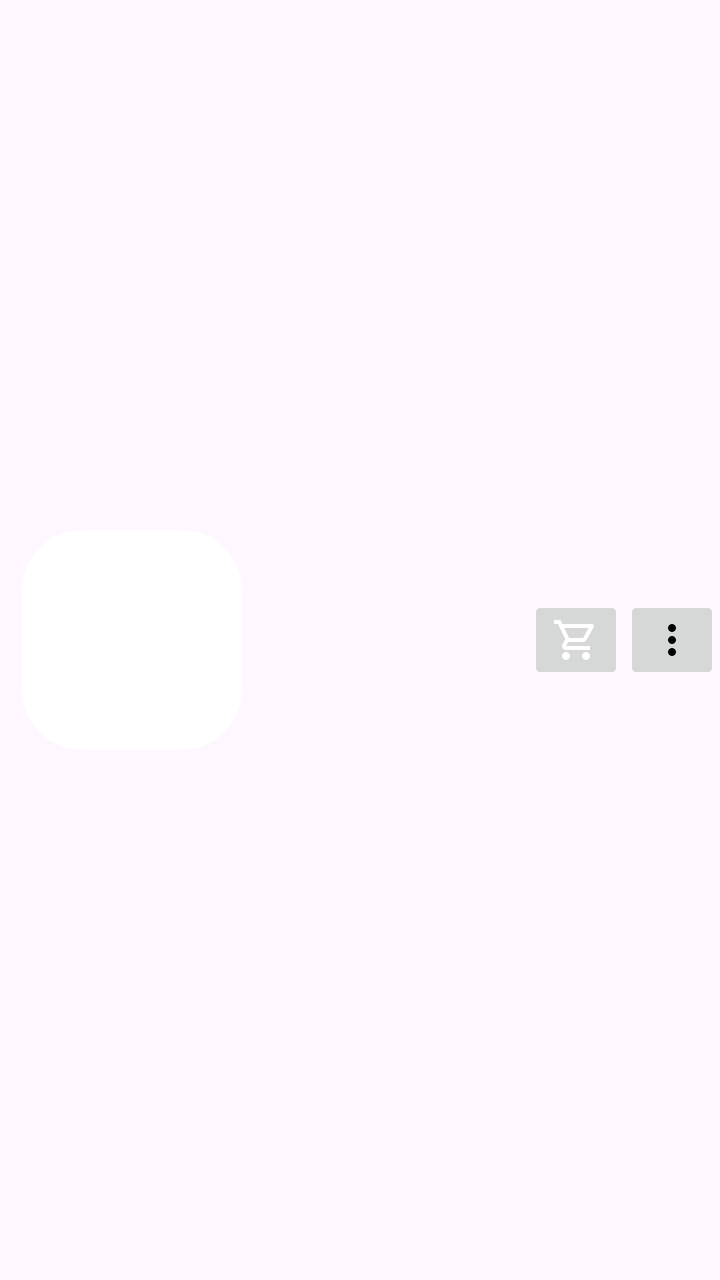
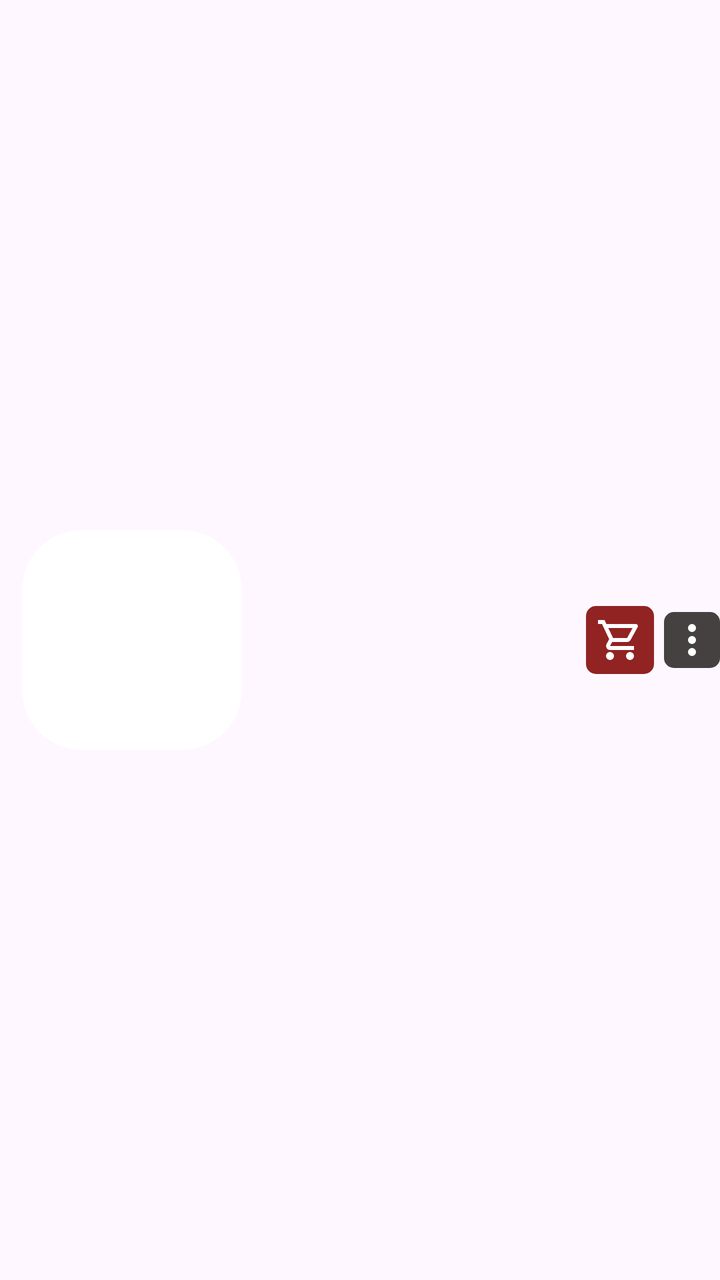

The first picture is an Android layout as it rendered before a commit; the second is the same layout after the commit. The layout source and the unified diff follow.
<!-- AndroidManifest.xml: application theme Theme.FastMart -->
<!-- res/layout/favourite_item_layout.xml -->
<?xml version="1.0" encoding="utf-8"?>
<androidx.constraintlayout.widget.ConstraintLayout xmlns:android="http://schemas.android.com/apk/res/android"
    android:layout_width="match_parent"
    android:layout_height="wrap_content"
    xmlns:app="http://schemas.android.com/apk/res-auto">
    <androidx.cardview.widget.CardView
        android:id="@+id/fav_img_section"
        android:layout_width="wrap_content"
        android:layout_height="wrap_content"
        app:cardElevation="0dp"
        app:cardCornerRadius="30dp"
        app:cardUseCompatPadding="true"
        app:contentPadding="20dp"
        android:layout_gravity="center"
        app:layout_constraintStart_toStartOf="parent"
        app:layout_constraintTop_toTopOf="parent"
        app:layout_constraintBottom_toBottomOf="parent"
        app:layout_constraintEnd_toStartOf="@id/fav_pricing_section"
        app:layout_constraintHorizontal_chainStyle="spread_inside"
        >
        <ImageView
            android:id="@+id/fav_item_img"
            android:layout_width="70dp"
            android:layout_height="70dp"
            android:contentDescription="@string/image_description"
            android:layout_gravity="center"
            />
    </androidx.cardview.widget.CardView>
    <LinearLayout
        android:id="@+id/fav_pricing_section"
        android:layout_width="0dp"
        android:layout_height="wrap_content"
        android:orientation="vertical"
        app:layout_constraintStart_toEndOf="@id/fav_img_section"
        app:layout_constraintEnd_toStartOf="@id/fav_button_section"
        app:layout_constraintTop_toTopOf="parent"
        app:layout_constraintBottom_toBottomOf="parent"
        app:layout_constraintHorizontal_weight="0.4"
        >
        <TextView
            android:id="@+id/fav_original_item_price"
            android:layout_width="wrap_content"
            android:layout_height="wrap_content"
            android:textAlignment="viewStart"
            android:textStyle="bold"
            android:fontFamily="sans-serif-black"
            android:textSize="15sp"
            />
        <TextView
            android:id="@+id/fav_discounted_item_price"
            android:layout_width="wrap_content"
            android:layout_height="wrap_content"
            android:textAlignment="viewStart"
            android:fontFamily="sans-serif"
            android:textSize="11sp"
            android:visibility="gone"
            />
        <TextView
            android:id="@+id/fav_item_name"
            android:layout_width="wrap_content"
            android:layout_height="wrap_content"
            android:textAlignment="viewStart"
            android:fontFamily="sans-serif"
            android:textSize="11sp"
            />
        <LinearLayout
            android:layout_width="wrap_content"
            android:layout_height="wrap_content"
            android:orientation="horizontal"
            >
            <TextView
                android:id="@+id/fav_item_model"
                android:layout_width="wrap_content"
                android:layout_height="wrap_content"
                android:textAlignment="viewStart"
                android:fontFamily="sans-serif"
                android:textSize="11sp"
                />
            <TextView
                android:id="@+id/fav_item_color"
                android:layout_width="wrap_content"
                android:layout_height="wrap_content"
                android:textAlignment="viewStart"
                android:fontFamily="sans-serif"
                android:textSize="11sp"
                android:layout_marginStart="10dp"
                />
        </LinearLayout>
    </LinearLayout>
    <LinearLayout
        android:id="@+id/fav_button_section"
        android:layout_width="wrap_content"
        android:layout_height="match_parent"
        android:orientation="horizontal"
        android:gravity="center"
        app:layout_constraintStart_toEndOf="@id/fav_pricing_section"
        app:layout_constraintTop_toTopOf="parent"
        app:layout_constraintBottom_toBottomOf="parent"
        app:layout_constraintEnd_toEndOf="parent"
        app:layout_constraintVertical_bias="0.7"
        >
        <ImageButton
            android:id="@+id/fav_to_cart"
            android:layout_width="wrap_content"
            android:layout_height="wrap_content"
            android:src="@drawable/shopping"
            android:contentDescription="@string/cart_nav"
            />
        <ImageButton
            android:id="@+id/fav_more"
            android:layout_width="wrap_content"
            android:layout_height="wrap_content"
            android:src="@drawable/more"
            android:contentDescription="@string/more_icon_desc"
            />
    </LinearLayout>

</androidx.constraintlayout.widget.ConstraintLayout>
<!-- resources referenced by this layout -->
<resources>
  <!-- drawable more (drawable) -->
  <vector xmlns:android="http://schemas.android.com/apk/res/android"
      android:width="24dp"
      android:height="24dp"
      android:viewportWidth="960"
      android:viewportHeight="960">
    <path
        android:pathData="M480,800q-33,0 -56.5,-23.5T400,720q0,-33 23.5,-56.5T480,640q33,0 56.5,23.5T560,720q0,33 -23.5,56.5T480,800ZM480,560q-33,0 -56.5,-23.5T400,480q0,-33 23.5,-56.5T480,400q33,0 56.5,23.5T560,480q0,33 -23.5,56.5T480,560ZM480,320q-33,0 -56.5,-23.5T400,240q0,-33 23.5,-56.5T480,160q33,0 56.5,23.5T560,240q0,33 -23.5,56.5T480,320Z"
        android:fillColor="#000000"/>
  </vector>
  <!-- drawable shopping (drawable) -->
  <vector xmlns:android="http://schemas.android.com/apk/res/android"
      android:width="24dp"
      android:height="24dp"
      android:viewportWidth="960"
      android:viewportHeight="960">
    <path
        android:pathData="M223.5,856.5Q200,833 200,800t23.5,-56.5Q247,720 280,720t56.5,23.5Q360,767 360,800t-23.5,56.5Q313,880 280,880t-56.5,-23.5ZM623.5,856.5Q600,833 600,800t23.5,-56.5Q647,720 680,720t56.5,23.5Q760,767 760,800t-23.5,56.5Q713,880 680,880t-56.5,-23.5ZM246,240l96,200h280l110,-200L246,240ZM208,160h590q23,0 35,20.5t1,41.5L692,478q-11,20 -29.5,31T622,520L324,520l-44,80h480v80L280,680q-45,0 -68,-39.5t-2,-78.5l54,-98 -144,-304L40,160v-80h130l38,80ZM342,440h280,-280Z"
        android:fillColor="#FFFFFF"/>
  </vector>
  <string name="cart_nav">Cart</string>
  <string name="image_description">Item Image</string>
  <string name="more_icon_desc">More</string>
  <style name="Theme.FastMart" parent="Base.Theme.FastMart" />
  <style name="Base.Theme.FastMart" parent="Theme.Material3.DayNight.NoActionBar">
          
          
          <item name="android:textColor">@color/black</item>
          <item name="loading_bar_color">@color/black</item>
          <item name="deal_of_day_background_color">@color/skinish</item>
          <item name="item_image_color">@color/skinish</item>
          <item name="button_bg_color">@color/black</item>
          <item name="login_signup_bg">@color/trans_bg_shade_light</item>
      </style>
  <color name="black">#FF000000</color>
  <color name="skinish">#F4ABB9</color>
  <color name="trans_bg_shade_light">#81C7BCBC</color>
</resources>

<!-- the commit's change to res/layout/favourite_item_layout.xml (unified diff, before → after) -->
@@ -105,6 +105,8 @@
             android:layout_height="wrap_content"
             android:src="@drawable/shopping"
             android:contentDescription="@string/cart_nav"
+            android:background="@drawable/rounded_cart_button"
+            android:layout_marginEnd="5dp"
             />
         <ImageButton
             android:id="@+id/fav_more"
@@ -112,6 +114,7 @@
             android:layout_height="wrap_content"
             android:src="@drawable/more"
             android:contentDescription="@string/more_icon_desc"
+            android:background="@drawable/rounded_more_button"
             />
     </LinearLayout>
 
<!-- resource entries referenced after the edit -->
@@ -8,8 +8,32 @@
       android:viewportHeight="960">
     <path
         android:pathData="M480,800q-33,0 -56.5,-23.5T400,720q0,-33 23.5,-56.5T480,640q33,0 56.5,23.5T560,720q0,33 -23.5,56.5T480,800ZM480,560q-33,0 -56.5,-23.5T400,480q0,-33 23.5,-56.5T480,400q33,0 56.5,23.5T560,480q0,33 -23.5,56.5T480,560ZM480,320q-33,0 -56.5,-23.5T400,240q0,-33 23.5,-56.5T480,160q33,0 56.5,23.5T560,240q0,33 -23.5,56.5T480,320Z"
-        android:fillColor="#000000"/>
+        android:fillColor="#FFFFFF"/>
   </vector>
+  <!-- drawable rounded_cart_button (drawable) -->
+  <?xml version="1.0" encoding="utf-8"?>
+  <shape xmlns:android="http://schemas.android.com/apk/res/android">
+      <corners android:radius="5dp"/>
+      <padding
+          android:top="5dp"
+          android:bottom="5dp"
+          android:left="5dp"
+          android:right="5dp"
+          />
+      <solid android:color="@color/redish"/>
+  </shape>
+  <!-- drawable rounded_more_button (drawable) -->
+  <?xml version="1.0" encoding="utf-8"?>
+  <shape xmlns:android="http://schemas.android.com/apk/res/android">
+      <corners android:radius="5dp"/>
+      <padding
+          android:top="2dp"
+          android:bottom="2dp"
+          android:left="2dp"
+          android:right="2dp"
+          />
+      <solid android:color="@color/greyish"/>
+  </shape>
   <!-- drawable shopping (drawable) -->
   <vector xmlns:android="http://schemas.android.com/apk/res/android"
       android:width="24dp"
@@ -24,6 +48,8 @@
   <string name="image_description">Item Image</string>
   <string name="more_icon_desc">More</string>
   <style name="Theme.FastMart" parent="Base.Theme.FastMart" />
+  <color name="redish">#922323</color>
+  <color name="greyish">#454141</color>
   <style name="Base.Theme.FastMart" parent="Theme.Material3.DayNight.NoActionBar">
           
           
